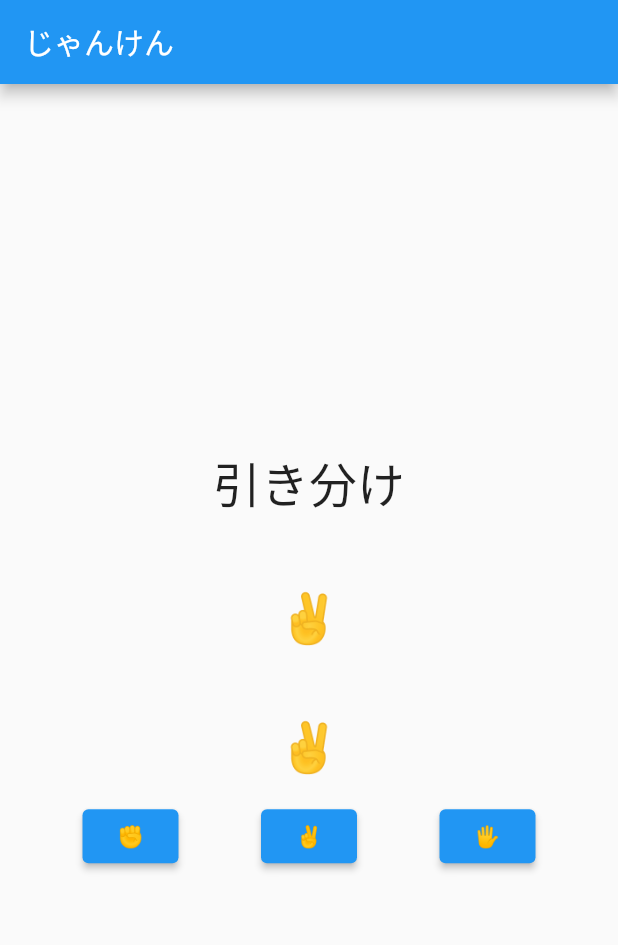
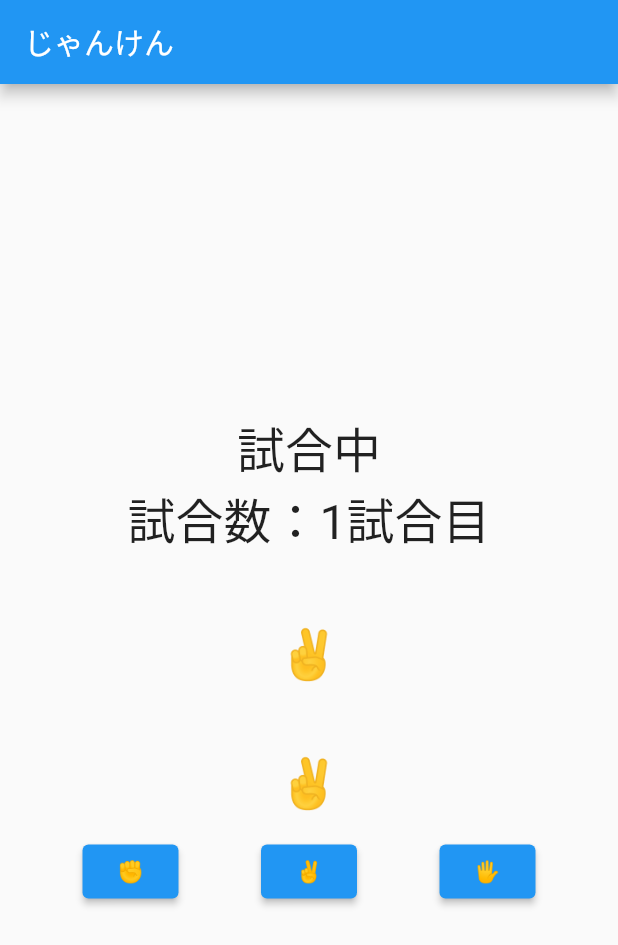
Before and after one commit to Takatoshi-ish/flutter_jankenapp, a Flutter app: the screen it shows after launch, after a tap on "✌️", on a phone screen of 412 x 824 dp. Shown: the top 945 px of the screen. Run offline on Flutter 3.47's test engine with Material 2 defaults, Android fonts, the phone set to English and light mode, and no system bars.

Commit message:
課題Aの実装とREADMEの追加

```diff
--- a/lib/main.dart
+++ b/lib/main.dart
@@ -41,13 +41,35 @@
 class _JankenPageState extends State<JankenPage> {
   String myHand = '✊';
   String computerHand = '✊';
-  String result = '引き分け';
+  String result = '試合中';
+  int matchCount = 0; //試合数を入れる変数
+  Map<String, int> matchResult = {
+    //試合結果を記録する変数
+    'Win': 0,
+    'Drow': 0,
+    'Lose': 0,
+  };
 
   void selectHand(String selectedHand) {
+    if (matchCount == 5) {
+      result = '試合中';
+      matchCount = 0;
+      matchResult = {
+        //試合結果を記録する変数
+        'Win': 0,
+        'Drow': 0,
+        'Lose': 0,
+      };
+    }
     myHand = selectedHand;
     print(myHand);
     generateComputerHand();
     judge();
+    matchCount++; //試合ごとにプラス１する
+    print("試合数：${matchCount}");
+    if (matchCount == 5) {
+      winAndLose();
+    }
     setState(() {});
   }
 
@@ -70,13 +92,40 @@
     }
   }
 
+  // void judge() {
+  //   if (myHand == computerHand) {
+  //     result = '引き分け';
+  //   } else if (myHand == '✊' && computerHand == '✌️' ||
+  //       myHand == '✌️' && computerHand == '🖐' ||
+  //       myHand == '🖐' && computerHand == '✊') {
+  //     result = '勝ち';
+  //   } else {
+  //     result = '負け';
+  //   }
+  //   matchResult.add(result); //試合のたびに結果を記録する
+  // }
+
   void judge() {
     if (myHand == computerHand) {
-      result = '引き分け';
+      matchResult['Drow'] = matchResult['Drow']! + 1;
+      print("自分：${myHand}, 相手：${computerHand}  引き分け");
     } else if (myHand == '✊' && computerHand == '✌️' ||
         myHand == '✌️' && computerHand == '🖐' ||
         myHand == '🖐' && computerHand == '✊') {
+      matchResult['Win'] = matchResult['Win']! + 1;
+      print("自分：${myHand}, 相手：${computerHand} 勝ち");
+    } else {
+      matchResult['Lose'] = matchResult['Lose']! + 1;
+      print("自分：${myHand}, 相手：${computerHand} 負け");
+    }
+  }
+
+  //５試合の結果を出力
+  void winAndLose() {
+    if (matchResult['Win']! > 3) {
       result = '勝ち';
+    } else if (matchResult['Win']! == 2 && matchResult['Drow'] == 1) {
+      result = '引き分け';
     } else {
       result = '負け';
     }
@@ -94,6 +143,10 @@
           children: [
             Text(
               result,
+              style: TextStyle(fontSize: 32),
+            ),
+            Text(
+              "試合数：${matchCount}試合目",
               style: TextStyle(fontSize: 32),
             ),
             SizedBox(height: 48),
```
Also changed, not shown: 1 other file.
